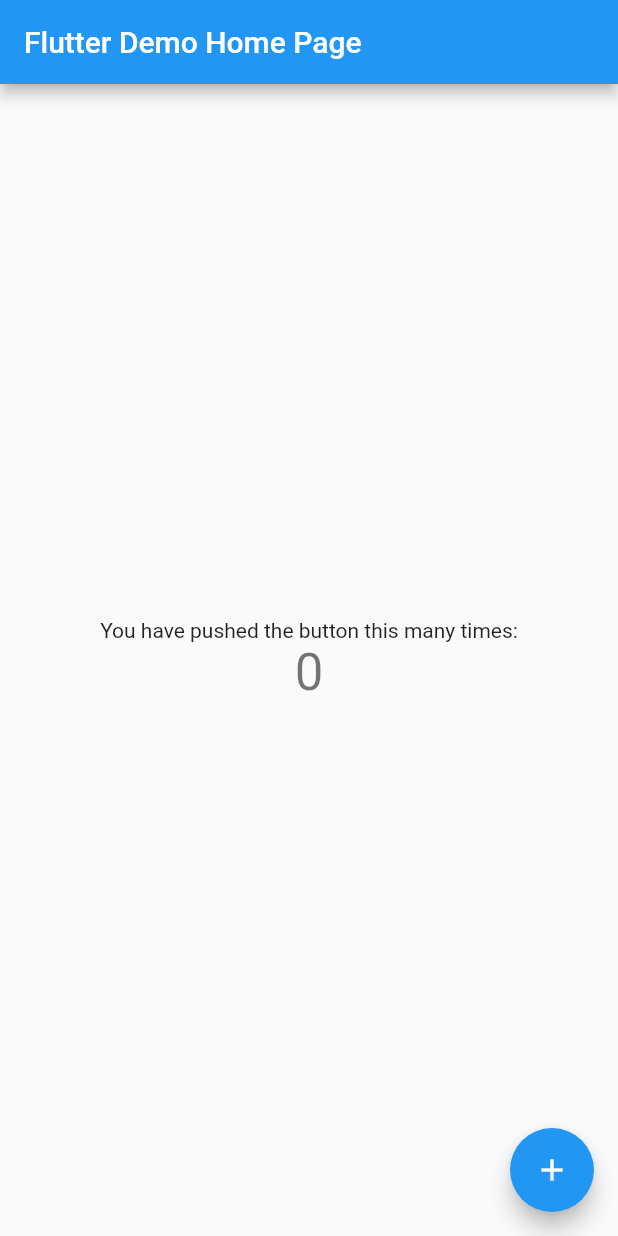
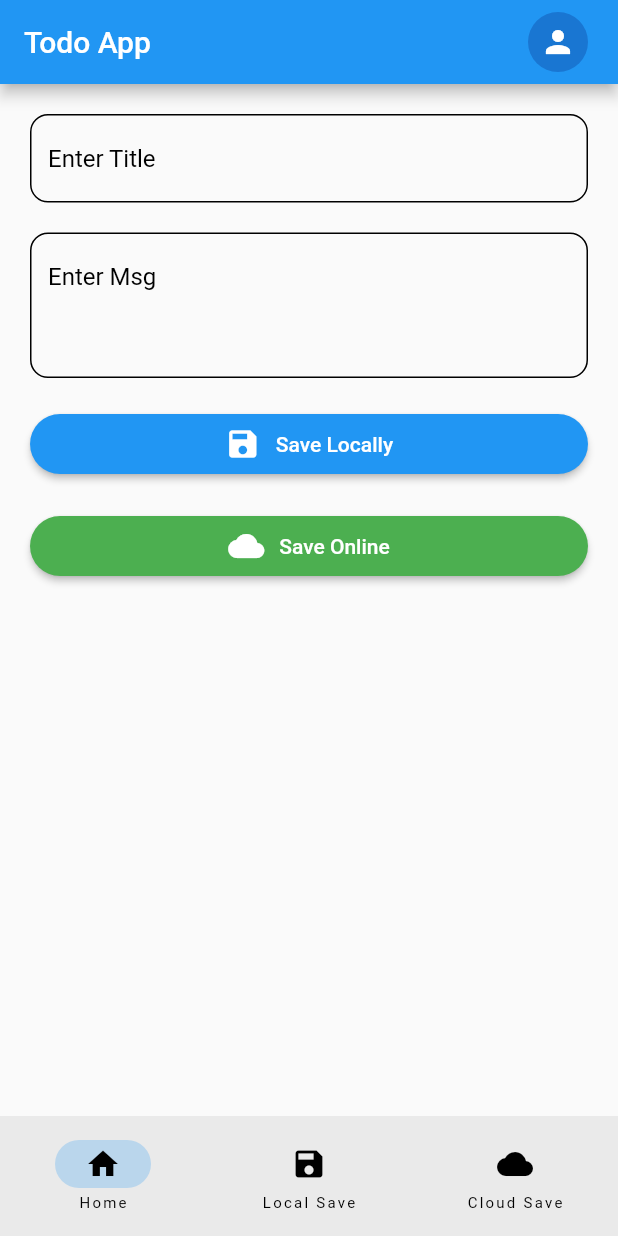
Before and after one commit to abhisheksingh-dev/supabase-flutter, a Flutter app: the screen it shows after launch, on a phone screen of 412 x 824 dp. Run offline on Flutter 3.47's test engine with Material 2 defaults, Android fonts, the phone set to English and light mode, and no system bars; drawn by our look-alikes of auto_size_text; our stand-ins replace cool_alert, shared_preferences, supabase_flutter; accounts and stored records are empty.

Commit message:
local_save

```diff
--- /dev/null
+++ b/lib/helpers/primaryAppBar.dart
@@ -0,0 +1,35 @@
+// ignore_for_file: unnecessary_const
+
+import 'package:auto_size_text/auto_size_text.dart';
+import 'package:flutter/material.dart';
+
+class PrimaryAppBar extends StatelessWidget {
+  const PrimaryAppBar({Key? key}) : super(key: key);
+
+  @override
+  Widget build(BuildContext context) {
+    return AppBar(
+      automaticallyImplyLeading: false,
+      centerTitle: false,
+      title: const AutoSizeText(
+        "Todo App",
+        style: TextStyle(color: Colors.white),
+      ),
+      actions: [
+        Padding(
+          padding: const EdgeInsets.only(right: 20),
+          child: Row(
+            children: const [
+              const CircleAvatar(
+                child: const Icon(
+                  Icons.person,
+                  color: Colors.white,
+                ),
+              ),
+            ],
+          ),
+        ),
+      ],
+    );
+  }
+}
--- a/lib/main.dart
+++ b/lib/main.dart
@@ -1,115 +1,41 @@
 import 'package:flutter/material.dart';
+import 'package:provider/provider.dart';
+import 'package:supabase_flutter/supabase_flutter.dart';
+import 'package:todo/screens/splash%20screen/splash.dart';
 
-void main() {
-  runApp(const MyApp());
+import 'provider/homeController.dart';
+
+Future<void> main() async {
+  WidgetsFlutterBinding.ensureInitialized();
+  await Supabase.initialize(
+      url: "https://cjkbxthppyceqhsfferh.supabase.co",
+      anonKey:
+          "eyJhbGciOiJIUzI1NiIsInR5cCI6IkpXVCJ9.eyJpc3MiOiJzdXBhYmFzZSIsInJlZiI6ImNqa2J4dGhwcHljZXFoc2ZmZXJoIiwicm9sZSI6ImFub24iLCJpYXQiOjE2NTU5OTQ1NTAsImV4cCI6MTk3MTU3MDU1MH0.pPE9bMelJBiAcdzfjAxoTGY8notKCBe7ffZ1FlJivwI");
+  // await SupabaseClient('https://cjkbxthppyceqhsfferh.supabase.co',
+  //     'eyJhbGciOiJIUzI1NiIsInR5cCI6IkpXVCJ9.eyJpc3MiOiJzdXBhYmFzZSIsInJlZiI6ImNqa2J4dGhwcHljZXFoc2ZmZXJoIiwicm9sZSI6ImFub24iLCJpYXQiOjE2NTU5OTQ1NTAsImV4cCI6MTk3MTU3MDU1MH0.pPE9bMelJBiAcdzfjAxoTGY8notKCBe7ffZ1FlJivwI');
+  runApp(MyApp());
 }
 
 class MyApp extends StatelessWidget {
-  const MyApp({Key? key}) : super(key: key);
+  MyApp({Key? key}) : super(key: key);
+
+  final HomeController _controller = HomeController();
 
   // This widget is the root of your application.
   @override
   Widget build(BuildContext context) {
-    return MaterialApp(
-      title: 'Flutter Demo',
-      theme: ThemeData(
-        // This is the theme of your application.
-        //
-        // Try running your application with "flutter run". You'll see the
-        // application has a blue toolbar. Then, without quitting the app, try
-        // changing the primarySwatch below to Colors.green and then invoke
-        // "hot reload" (press "r" in the console where you ran "flutter run",
-        // or simply save your changes to "hot reload" in a Flutter IDE).
-        // Notice that the counter didn't reset back to zero; the application
-        // is not restarted.
-        primarySwatch: Colors.blue,
+    return MultiProvider(
+      providers: [
+        ChangeNotifierProvider.value(value: _controller),
+      ],
+      child: MaterialApp(
+        title: 'Todo App',
+        debugShowCheckedModeBanner: false,
+        theme: ThemeData(
+          primarySwatch: Colors.blue,
+        ),
+        home: SplashScreen(),
       ),
-      home: const MyHomePage(title: 'Flutter Demo Home Page'),
     );
   }
 }
-
-class MyHomePage extends StatefulWidget {
-  const MyHomePage({Key? key, required this.title}) : super(key: key);
-
-  // This widget is the home page of your application. It is stateful, meaning
-  // that it has a State object (defined below) that contains fields that affect
-  // how it looks.
-
-  // This class is the configuration for the state. It holds the values (in this
-  // case the title) provided by the parent (in this case the App widget) and
-  // used by the build method of the State. Fields in a Widget subclass are
-  // always marked "final".
-
-  final String title;
-
-  @override
-  State<MyHomePage> createState() => _MyHomePageState();
-}
-
-class _MyHomePageState extends State<MyHomePage> {
-  int _counter = 0;
-
-  void _incrementCounter() {
-    setState(() {
-      // This call to setState tells the Flutter framework that something has
-      // changed in this State, which causes it to rerun the build method below
-      // so that the display can reflect the updated values. If we changed
-      // _counter without calling setState(), then the build method would not be
-      // called again, and so nothing would appear to happen.
-      _counter++;
-    });
-  }
-
-  @override
-  Widget build(BuildContext context) {
-    // This method is rerun every time setState is called, for instance as done
-    // by the _incrementCounter method above.
-    //
-    // The Flutter framework has been optimized to make rerunning build methods
-    // fast, so that you can just rebuild anything that needs updating rather
-    // than having to individually change instances of widgets.
-    return Scaffold(
-      appBar: AppBar(
-        // Here we take the value from the MyHomePage object that was created by
-        // the App.build method, and use it to set our appbar title.
-        title: Text(widget.title),
-      ),
-      body: Center(
-        // Center is a layout widget. It takes a single child and positions it
-        // in the middle of the parent.
-        child: Column(
-          // Column is also a layout widget. It takes a list of children and
-          // arranges them vertically. By default, it sizes itself to fit its
-          // children horizontally, and tries to be as tall as its parent.
-          //
-          // Invoke "debug painting" (press "p" in the console, choose the
-          // "Toggle Debug Paint" action from the Flutter Inspector in Android
-          // Studio, or the "Toggle Debug Paint" command in Visual Studio Code)
-          // to see the wireframe for each widget.
-          //
-          // Column has various properties to control how it sizes itself and
-          // how it positions its children. Here we use mainAxisAlignment to
-          // center the children vertically; the main axis here is the vertical
-          // axis because Columns are vertical (the cross axis would be
-          // horizontal).
-          mainAxisAlignment: MainAxisAlignment.center,
-          children: <Widget>[
-            const Text(
-              'You have pushed the button this many times:',
-            ),
-            Text(
-              '$_counter',
-              style: Theme.of(context).textTheme.headline4,
-            ),
-          ],
-        ),
-      ),
-      floatingActionButton: FloatingActionButton(
-        onPressed: _incrementCounter,
-        tooltip: 'Increment',
-        child: const Icon(Icons.add),
-      ), // This trailing comma makes auto-formatting nicer for build methods.
-    );
-  }
-}
--- /dev/null
+++ b/lib/model/todo.dart
@@ -0,0 +1,21 @@
+class TodoModel {
+  String title = "";
+  String msg = "";
+
+  TodoModel({
+    required this.msg,
+    required this.title,
+  });
+
+  TodoModel.fromJson(Map<String, dynamic> json) {
+    title = json['title'];
+    msg = json['msg'];
+  }
+
+  toJson() {
+    Map<String, dynamic> json = <String, dynamic>{};
+    json['title'] = title;
+    json['msg'] = msg;
+    return json;
+  }
+}
--- /dev/null
+++ b/lib/provider/homeController.dart
@@ -0,0 +1,10 @@
+import 'package:flutter/material.dart';
+
+class HomeController with ChangeNotifier {
+  int index = 0;
+
+  navigateToScreen({required int i}) {
+    index = i;
+    notifyListeners();
+  }
+}
--- /dev/null
+++ b/lib/screens/home/home.dart
@@ -0,0 +1,192 @@
+import 'dart:convert';
+
+import 'package:cool_alert/cool_alert.dart';
+import 'package:flutter/material.dart';
+import 'package:shared_preferences/shared_preferences.dart';
+
+import '../../model/todo.dart';
+
+class Home extends StatefulWidget {
+  const Home({Key? key}) : super(key: key);
+
+  @override
+  State<Home> createState() => _HomeState();
+}
+
+class _HomeState extends State<Home> {
+  TextEditingController title = TextEditingController();
+  TextEditingController msg = TextEditingController();
+  GlobalKey<FormState> formKey = GlobalKey<FormState>();
+
+  @override
+  Widget build(BuildContext context) {
+    return Scaffold(
+      body: Column(
+        children: [
+          Padding(
+            padding: const EdgeInsets.all(20.0),
+            child: Form(
+              key: formKey,
+              child: Column(
+                children: [
+                  TextFormField(
+                    controller: title,
+                    validator: (s) {
+                      if (s == null || s.isEmpty) {
+                        return "Cannot be empty";
+                      }
+                    },
+                    decoration: InputDecoration(
+                      hintText: "Enter Title",
+                      hintStyle: const TextStyle(color: Colors.black),
+                      border: OutlineInputBorder(
+                        borderRadius: BorderRadius.circular(12),
+                      ),
+                      errorBorder: OutlineInputBorder(
+                        borderRadius: BorderRadius.circular(12),
+                      ),
+                      enabledBorder: OutlineInputBorder(
+                        borderRadius: BorderRadius.circular(12),
+                      ),
+                      focusedBorder: OutlineInputBorder(
+                        borderRadius: BorderRadius.circular(12),
+                      ),
+                      disabledBorder: OutlineInputBorder(
+                        borderRadius: BorderRadius.circular(12),
+                      ),
+                      focusedErrorBorder: OutlineInputBorder(
+                        borderRadius: BorderRadius.circular(12),
+                      ),
+                    ),
+                  ),
+                  const SizedBox(height: 20),
+                  TextFormField(
+                    validator: (s) {
+                      if (s == null || s.isEmpty) {
+                        return "Cannot be empty";
+                      }
+                    },
+                    controller: msg,
+                    maxLines: 3,
+                    decoration: InputDecoration(
+                      hintText: "Enter Msg",
+                      hintStyle: const TextStyle(color: Colors.black),
+                      border: OutlineInputBorder(
+                        borderRadius: BorderRadius.circular(12),
+                      ),
+                      errorBorder: OutlineInputBorder(
+                        borderRadius: BorderRadius.circular(12),
+                      ),
+                      enabledBorder: OutlineInputBorder(
+                        borderRadius: BorderRadius.circular(12),
+                      ),
+                      focusedBorder: OutlineInputBorder(
+                        borderRadius: BorderRadius.circular(12),
+                      ),
+                      disabledBorder: OutlineInputBorder(
+                        borderRadius: BorderRadius.circular(12),
+                      ),
+                      focusedErrorBorder: OutlineInputBorder(
+                        borderRadius: BorderRadius.circular(12),
+                      ),
+                    ),
+                  ),
+                  const SizedBox(height: 20),
+                  Row(
+                    children: [
+                      Expanded(
+                        child: ElevatedButton(
+                          style: ButtonStyle(
+                            shape: MaterialStateProperty.all<OutlinedBorder>(
+                              RoundedRectangleBorder(
+                                borderRadius: BorderRadius.circular(22),
+                              ),
+                            ),
+                          ),
+                          onPressed: () async {
+                            var check = formKey.currentState!.validate();
+                            if (check) {
+                              CoolAlert.show(
+                                  context: context,
+                                  type: CoolAlertType.loading);
+                              var pref = await SharedPreferences.getInstance();
+                              await pref.reload();
+                              TodoModel model =
+                                  TodoModel(msg: msg.text, title: title.text);
+                              List<String> list = [];
+                              list = pref.getStringList('localSaves') ?? [];
+                              list.add(jsonEncode(model.toJson()));
+                              await pref.setStringList('localSaves', list);
+                              title.clear();
+                              msg.clear();
+                              Navigator.pop(context);
+                              CoolAlert.show(
+                                  context: context,
+                                  type: CoolAlertType.success);
+                            }
+                          },
+                          child: Padding(
+                            padding: const EdgeInsets.all(8.0),
+                            child: Row(
+                              mainAxisAlignment: MainAxisAlignment.center,
+                              children: const [
+                                Icon(
+                                  Icons.save,
+                                ),
+                                SizedBox(width: 10),
+                                Text("Save Locally"),
+                              ],
+                            ),
+                          ),
+                        ),
+                      ),
+                    ],
+                  ),
+                  const SizedBox(height: 20),
+                  Row(
+                    children: [
+                      Expanded(
+                        child: ElevatedButton(
+                          style: ButtonStyle(
+                            backgroundColor:
+                                MaterialStateProperty.all<Color>(Colors.green),
+                            shape: MaterialStateProperty.all<OutlinedBorder>(
+                              RoundedRectangleBorder(
+                                borderRadius: BorderRadius.circular(30),
+                              ),
+                            ),
+                          ),
+                          onPressed: () {},
+                          child: Padding(
+                            padding: const EdgeInsets.all(8.0),
+                            child: Row(
+                              mainAxisAlignment: MainAxisAlignment.center,
+                              children: const [
+                                Icon(
+                                  Icons.cloud,
+                                ),
+                                SizedBox(width: 10),
+                                Text("Save Online"),
+                              ],
+                            ),
+                          ),
+                        ),
+                      ),
+                    ],
+                  ),
+                ],
+              ),
+            ),
+          ),
+          Expanded(
+            child: SingleChildScrollView(
+              child: Column(
+                children: [],
+              ),
+            ),
+          ),
+        ],
+      ),
+    );
+  }
+}
--- /dev/null
+++ b/lib/screens/mainWrapper/mainWrapper.dart
@@ -0,0 +1,55 @@
+import 'package:flutter/material.dart';
+import 'package:provider/provider.dart';
+
+import '../../helpers/primaryAppBar.dart';
+import '../../provider/homeController.dart';
+import '../cloudStore/cloudSave.dart';
+import '../home/home.dart';
+import '../localSave/localSave.dart';
+
+class MainWrapper extends StatefulWidget {
+  const MainWrapper({Key? key}) : super(key: key);
+
+  @override
+  State<MainWrapper> createState() => _MainWrapperState();
+}
+
+class _MainWrapperState extends State<MainWrapper> {
+  List<Widget> screens = [
+    const Home(),
+    const LocalSave(),
+    const CloudSave(),
+  ];
+  @override
+  Widget build(BuildContext context) {
+    return WillPopScope(
+      onWillPop: () => Future.value(false),
+      child: Consumer<HomeController>(
+        builder: (context, value, child) {
+          return Scaffold(
+            appBar: const PreferredSize(
+              preferredSize: Size.fromHeight(
+                kToolbarHeight,
+              ),
+              child: PrimaryAppBar(),
+            ),
+            body: screens[value.index],
+            bottomNavigationBar: NavigationBar(
+              selectedIndex: value.index,
+              onDestinationSelected: (i) {
+                value.navigateToScreen(i: i);
+              },
+              destinations: const [
+                NavigationDestination(icon: Icon(Icons.home), label: "Home"),
+                NavigationDestination(
+                    icon: Icon(Icons.save), label: "Local Save"),
+                NavigationDestination(
+                    icon: Icon(Icons.cloud), label: "Cloud Save"),
+              ],
+            ),
+          );
+        },
+      ),
+    );
+  }
+}
```
Also changed, not shown: lib/screens/cloudStore/cloudSave.dart (added, +17 -0 lines), lib/screens/localSave/localSave.dart (added, +85 -0 lines), lib/screens/splash screen/splash.dart (added, +73 -0 lines), pubspec.yaml (+10 -69 lines), lib/utils/utils.dart (added), pubspec.lock, 14 other files.
